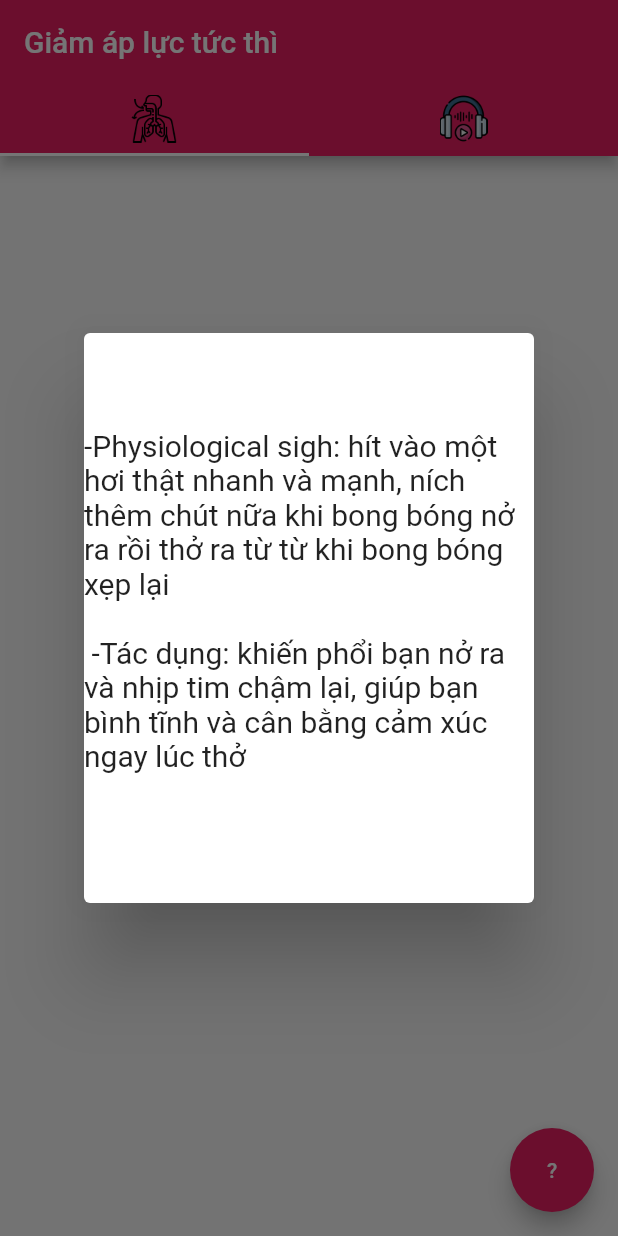
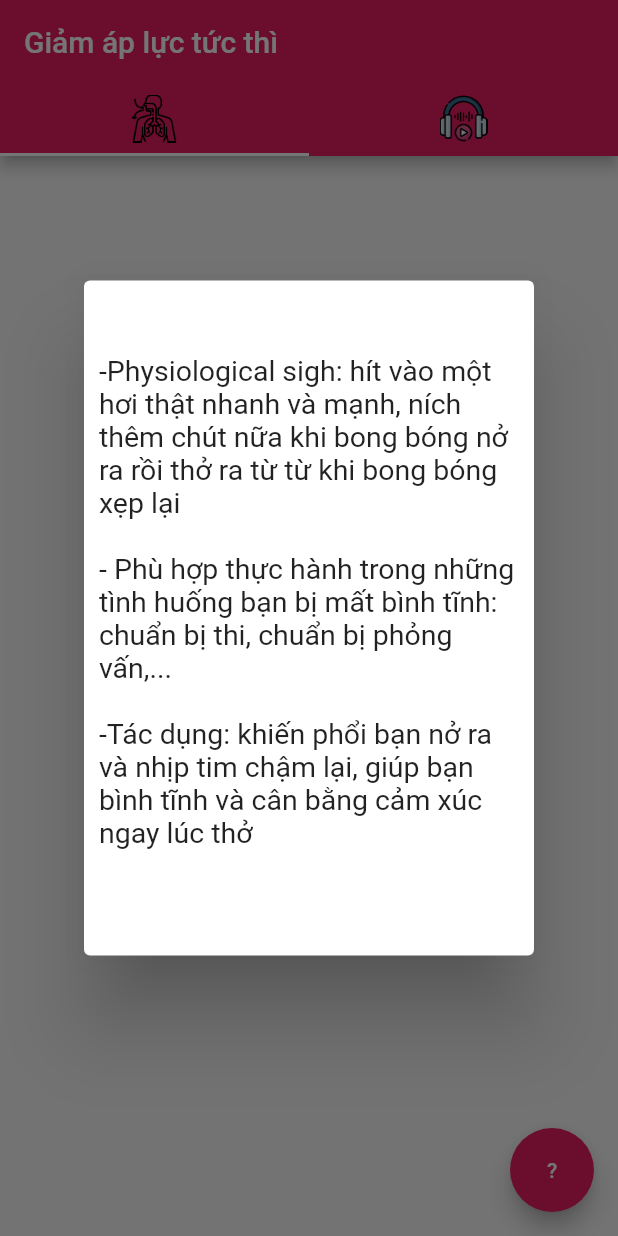
Before and after one commit to thivux/cp22_stress, a Flutter app: the screen it shows after launch, after a tap on an icon or button, on a phone screen of 412 x 824 dp. Run offline on Flutter 3.47's test engine with Material 2 defaults, Android fonts, the phone set to English and light mode, and no system bars; our stand-ins replace audioplayers.

Commit message:
fix ? & alarm layout, nsdr duration = 0

```diff
--- a/lib/audio_player.dart
+++ b/lib/audio_player.dart
@@ -20,7 +20,7 @@ class AudioAssetPlayer {
     audioPlayer = await AudioCache().play(filename);
 
     // avoid bug - the duration returned = 0
-    // await Future.delayed(const Duration(milliseconds: 200));
+    await Future.delayed(const Duration(milliseconds: 20));
 
     audioDurationMS = await audioPlayer.getDuration();
 
--- a/lib/phy_sigh.dart
+++ b/lib/phy_sigh.dart
@@ -65,17 +65,22 @@ class BubbleState extends State<Bubble> with SingleTickerProviderStateMixin {
     return showDialog(
         context: context,
         builder: (context) {
-          return const Dialog(
+          return Dialog(
             child: SizedBox(
               width: 300,
-              height: 380,
+              height: 450,
               child: Center(
-                child: Text(
-                  '\n-Physiological sigh: hít vào một hơi thật nhanh và mạnh, ních thêm chút nữa khi bong bóng nở ra rồi thở ra từ từ khi bong bóng xẹp lại\n\n'
-                  ' -Tác dụng: khiến phổi bạn nở ra và nhịp tim chậm lại, giúp bạn bình tĩnh và cân bằng cảm xúc ngay lúc thở \n\n',
-                // ' -Nguồn khoa học: https://scopeblog.stanford.edu/2020/10/07/how-stress-affects-your-brain-and-how-to-reverse-it/',
-                  style: TextStyle(
-                    fontSize: 20,
+                child: Container(
+                  padding: EdgeInsets.all(10.0),
+                  child: Text(
+                    '\n-Physiological sigh: hít vào một hơi thật nhanh và mạnh, ních thêm chút nữa khi bong bóng nở ra rồi thở ra từ từ khi bong bóng xẹp lại\n'
+                    '\n- Phù hợp thực hành trong những tình huống bạn bị mất bình tĩnh: chuẩn bị thi, chuẩn bị phỏng vấn,...\n'
+                    ' \n-Tác dụng: khiến phổi bạn nở ra và nhịp tim chậm lại, giúp bạn bình tĩnh và cân bằng cảm xúc ngay lúc thở \n\n',
+                  // ' -Nguồn khoa học: https://scopeblog.stanford.edu/2020/10/07/how-stress-affects-your-brain-and-how-to-reverse-it/',
+                    softWrap: true,
+                    style: TextStyle(
+                      fontSize: 19,
+                    ),
                   ),
                 ),
               ),
```
Also changed, not shown: lib/alarm.dart (+3 -5 lines), lib/nsdr.dart (+53 -17 lines).
